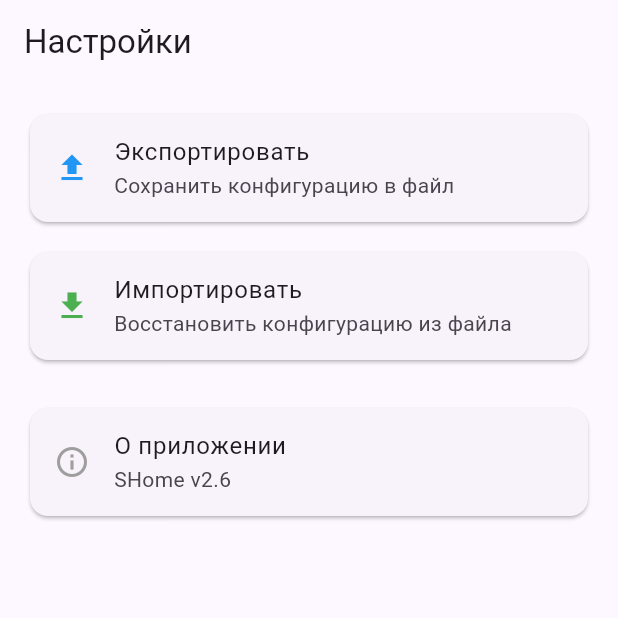
After one commit to votsurx/SHomeDART, a Flutter app: the SettingsScreen screen opened by its route, after a tap on "Экспортировать", on a phone screen of 412 x 824 dp, the top half of it. The commit adds this screen. Run offline on Flutter 3.47's test engine with Material 3 defaults, Android fonts, the phone set to English and light mode, and no system bars; our stand-ins replace file_picker, fl_chart, flutter_riverpod, flutter_secure_storage, freezed_annotation, get_it and 7 more; missing offline and left inert: cryptography, mqtt_client; accounts and stored records are empty.

Commit message:
💾 Экспорт/импорт конфигурации + Настройки
- Экран Настроек с кнопками Экспорт/Импорт
- ConfigService: сохранение/восстановление из JSON
- Сохранение в Downloads, шаринг файла
- Импорт из file_picker
- Сохраняются: устройства, комнаты, сцены, таймеры
- Запрос разрешений на запись файлов
- Кнопка Настройки на Dashboard

```diff
--- a/lib/application/navigation/router.dart
+++ b/lib/application/navigation/router.dart
@@ -10,10 +10,16 @@ import '../../presentation/screens/rooms_manage_screen.dart';
 import '../../presentation/screens/events_screen.dart';
 import '../../presentation/screens/timers_screen.dart';
 import '../../presentation/screens/statistics_screen.dart';
+import '../../presentation/screens/settings_screen.dart';
 
 final router = GoRouter(
   initialLocation: '/',
   routes: [
+    GoRoute(
+      path: '/settings',
+      builder: (context, state) => const SettingsScreen(),
+    ),
+
     GoRoute(
         path: '/statistics',
         builder: (context, state) => const StatisticsScreen()
--- /dev/null
+++ b/lib/data/services/config_service.dart
@@ -0,0 +1,117 @@
+import 'dart:convert';
+import 'dart:io';
+import 'package:path_provider/path_provider.dart';
+import 'package:share_plus/share_plus.dart';
+import 'package:file_picker/file_picker.dart';
+import '../local/database.dart';
+import '../local/entities/device_entity.dart';
+import '../local/entities/room_entity.dart';
+import '../local/entities/scene_entity.dart';
+import '../../domain/models/device_timer.dart';
+import 'package:permission_handler/permission_handler.dart';
+
+class ConfigService {
+  /// Экспорт конфигурации в JSON и шаринг
+  static Future<void> exportConfig() async {
+    // Запрашиваем разрешение на запись
+    if (await Permission.storage.request().isGranted) {
+      final config = await _buildConfigJson();
+
+      // Сохраняем в папку Downloads
+      final dir = Directory('/storage/emulated/0/Download');
+      if (!await dir.exists()) {
+        await dir.create(recursive: true);
+      }
+
+      final file = File('${dir.path}/shome_backup.json');
+      await file.writeAsString(config);
+
+      // Шарим файл
+      await Share.shareXFiles(
+        [XFile(file.path)],
+        text: 'Резервная копия SHome',
+      );
+    } else {
+      throw Exception('Нет разрешения на запись файлов');
+    }
+  }
+
+  /// Импорт конфигурации из JSON файла
+  static Future<void> importConfig() async {
+    final result = await FilePicker.platform.pickFiles(
+      type: FileType.any,
+    );
+
+    if (result != null && result.files.single.path != null) {
+      final file = File(result.files.single.path!);
+      final jsonString = await file.readAsString();
+      await _restoreFromJson(jsonString);
+    }
+  }
+
+  /// Собираем JSON из всех данных БД
+  static Future<String> _buildConfigJson() async {
+    final devices = await AppDatabase.getAllDevices();
+    final rooms = await AppDatabase.getAllRooms();
+    final scenes = await AppDatabase.getAllScenes();
+    final timers = await AppDatabase.getActiveTimers();
+
+    final config = {
+      'version': '2.6',
+      'exported_at': DateTime.now().toIso8601String(),
+      'devices': devices.map((d) => d.toMap()).toList(),
+      'rooms': rooms.map((r) => r.toMap()).toList(),
+      'scenes': scenes.map((s) => s.toMap()).toList(),
+      'timers': timers.map((t) => {
+        'id': t.id,
+        'deviceId': t.deviceId,
+        'deviceName': t.deviceName,
+        'command': t.command,
+        'executeAt': t.executeAt.toIso8601String(),
+        'executed': t.executed,
+      }).toList(),
+    };
+
+    return const JsonEncoder.withIndent('  ').convert(config);
+  }
+
+  /// Восстанавливаем данные из JSON
+  static Future<void> _restoreFromJson(String jsonString) async {
+    final config = jsonDecode(jsonString) as Map<String, dynamic>;
+
+    // Восстанавливаем комнаты
+    if (config['rooms'] != null) {
+      for (final room in config['rooms']) {
+        await AppDatabase.insertRoom(RoomEntity.fromMap(room));
+      }
+    }
+
+    // Восстанавливаем устройства
+    if (config['devices'] != null) {
+      for (final device in config['devices']) {
+        await AppDatabase.insertDevice(DeviceEntity.fromMap(device));
+      }
+    }
+
+    // Восстанавливаем сцены
+    if (config['scenes'] != null) {
+      for (final scene in config['scenes']) {
+        await AppDatabase.insertScene(SceneEntity.fromMap(scene));
+      }
+    }
+
+    // Восстанавливаем таймеры
+    if (config['timers'] != null) {
+      for (final timer in config['timers']) {
+        await AppDatabase.insertTimer(DeviceTimer(
+          id: timer['id'],
+          deviceId: timer['deviceId'],
+          deviceName: timer['deviceName'],
+          command: timer['command'],
+          executeAt: DateTime.parse(timer['executeAt']),
+          executed: timer['executed'] == true,
+        ));
+      }
+    }
+  }
+}
--- /dev/null
+++ b/lib/presentation/screens/settings_screen.dart
@@ -0,0 +1,84 @@
+import 'package:flutter/material.dart';
+import '../../data/services/config_service.dart';
+
+class SettingsScreen extends StatelessWidget {
+  const SettingsScreen({super.key});
+
+  @override
+  Widget build(BuildContext context) {
+    return Scaffold(
+      appBar: AppBar(title: const Text('Настройки')),
+      body: ListView(
+        padding: const EdgeInsets.all(16),
+        children: [
+          // Экспорт
+          Card(
+            child: ListTile(
+              leading: const Icon(Icons.file_upload, color: Colors.blue),
+              title: const Text('Экспортировать'),
+              subtitle: const Text('Сохранить конфигурацию в файл'),
+              onTap: () async {
+                try {
+                  await ConfigService.exportConfig();
+                  if (context.mounted) {
+                    ScaffoldMessenger.of(context).showSnackBar(
+                      const SnackBar(content: Text('✅ Экспорт выполнен!')),
+                    );
+                  }
+                } catch (e) {
+                  if (context.mounted) {
+                    ScaffoldMessenger.of(context).showSnackBar(
+                      SnackBar(content: Text('❌ Ошибка экспорта: $e')),
+                    );
+                  }
+                }
+              },
+            ),
+          ),
+          const SizedBox(height: 12),
+          // Импорт
+          Card(
+            child: ListTile(
+              leading: const Icon(Icons.file_download, color: Colors.green),
+              title: const Text('Импортировать'),
+              subtitle: const Text('Восстановить конфигурацию из файла'),
+              onTap: () async {
+                try {
+                  await ConfigService.importConfig();
+                  if (context.mounted) {
+                    ScaffoldMessenger.of(context).showSnackBar(
+                      const SnackBar(content: Text('✅ Импорт выполнен! Перезапустите приложение.')),
+                    );
+                  }
+                } catch (e) {
+                  if (context.mounted) {
+                    ScaffoldMessenger.of(context).showSnackBar(
+                      SnackBar(content: Text('❌ Ошибка импорта: $e')),
+                    );
+                  }
+                }
+              },
+            ),
+          ),
+          const SizedBox(height: 24),
+          // О приложении
+          Card(
+            child: ListTile(
+              leading: const Icon(Icons.info_outline, color: Colors.grey),
+              title: const Text('О приложении'),
+              subtitle: const Text('SHome v2.6'),
+              onTap: () {
+                showAboutDialog(
+                  context: context,
+                  applicationName: 'SHome',
+                  applicationVersion: '2.6.0',
+                  applicationLegalese: '© 2026 SHome Team',
+                );
+              },
+            ),
+          ),
+        ],
+      ),
+    );
+  }
+}
```
Also changed, not shown: lib/presentation/screens/home_screen.dart (+2 -5 lines), pubspec.yaml (+8 -0 lines), pubspec.lock, 2 other files.
